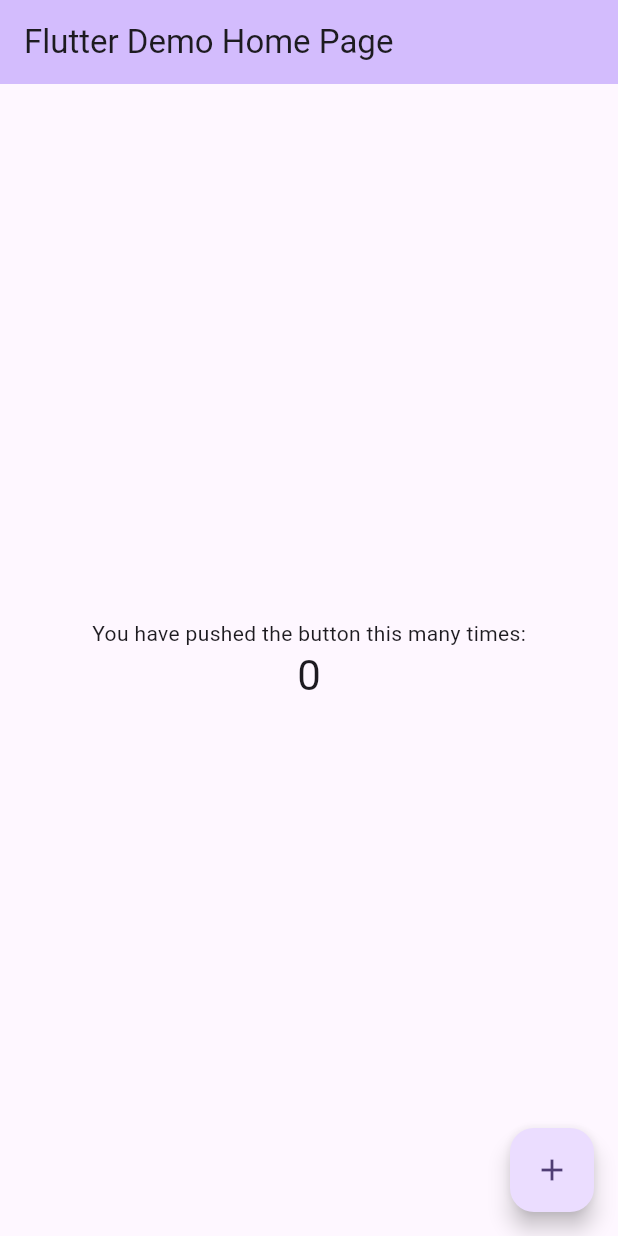
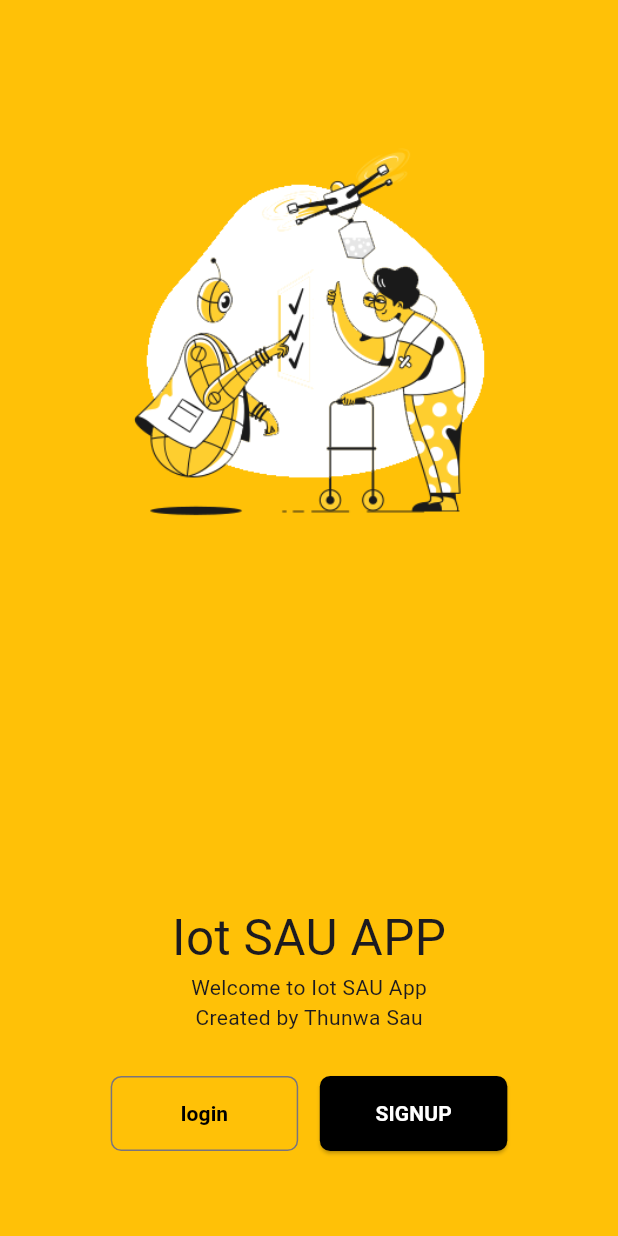
Before and after one commit to CaoPung/iot_sau_frist_project, a Flutter app: the screen it shows after launch, on a phone screen of 412 x 824 dp. Run offline on Flutter 3.47's test engine with Material 3 defaults, Android fonts, the phone set to English and light mode, and no system bars.

Commit message:
v.2 สร้างไฟล์หน้าจอไป 3 ไฟล์ แก้ไข main แล้วก็ทำหน้าจอ welcome เสร็จแล้ว

```diff
--- a/lib/main.dart
+++ b/lib/main.dart
@@ -1,125 +1,24 @@
 import 'package:flutter/material.dart';
+import 'package:iot_sau_first_project/views/welcome_ui.dart';
 
 void main() {
-  runApp(const MyApp());
+  runApp(const iotsaufirst());
 }
 
-class MyApp extends StatelessWidget {
-  const MyApp({super.key});
+//#######################################################
+class iotsaufirst extends StatefulWidget {
+  const iotsaufirst({super.key});
 
-  // This widget is the root of your application.
+  @override
+  State<iotsaufirst> createState() => _iotsaufirstState();
+}
+
+class _iotsaufirstState extends State<iotsaufirst> {
   @override
   Widget build(BuildContext context) {
     return MaterialApp(
-      title: 'Flutter Demo',
-      theme: ThemeData(
-        // This is the theme of your application.
-        //
-        // TRY THIS: Try running your application with "flutter run". You'll see
-        // the application has a purple toolbar. Then, without quitting the app,
-        // try changing the seedColor in the colorScheme below to Colors.green
-        // and then invoke "hot reload" (save your changes or press the "hot
-        // reload" button in a Flutter-supported IDE, or press "r" if you used
-        // the command line to start the app).
-        //
-        // Notice that the counter didn't reset back to zero; the application
-        // state is not lost during the reload. To reset the state, use hot
-        // restart instead.
-        //
-        // This works for code too, not just values: Most code changes can be
-        // tested with just a hot reload.
-        colorScheme: ColorScheme.fromSeed(seedColor: Colors.deepPurple),
-        useMaterial3: true,
-      ),
-      home: const MyHomePage(title: 'Flutter Demo Home Page'),
+      debugShowCheckedModeBanner: false,
+      home: const WelcomeUi(), //เรียกใช้หน้าจอแรกของแอพ
     );
   }
 }
-
-class MyHomePage extends StatefulWidget {
-  const MyHomePage({super.key, required this.title});
-
-  // This widget is the home page of your application. It is stateful, meaning
-  // that it has a State object (defined below) that contains fields that affect
-  // how it looks.
-
-  // This class is the configuration for the state. It holds the values (in this
-  // case the title) provided by the parent (in this case the App widget) and
-  // used by the build method of the State. Fields in a Widget subclass are
-  // always marked "final".
-
-  final String title;
-
-  @override
-  State<MyHomePage> createState() => _MyHomePageState();
-}
-
-class _MyHomePageState extends State<MyHomePage> {
-  int _counter = 0;
-
-  void _incrementCounter() {
-    setState(() {
-      // This call to setState tells the Flutter framework that something has
-      // changed in this State, which causes it to rerun the build method below
-      // so that the display can reflect the updated values. If we changed
-      // _counter without calling setState(), then the build method would not be
-      // called again, and so nothing would appear to happen.
-      _counter++;
-    });
-  }
-
-  @override
-  Widget build(BuildContext context) {
-    // This method is rerun every time setState is called, for instance as done
-    // by the _incrementCounter method above.
-    //
-    // The Flutter framework has been optimized to make rerunning build methods
-    // fast, so that you can just rebuild anything that needs updating rather
-    // than having to individually change instances of widgets.
-    return Scaffold(
-      appBar: AppBar(
-        // TRY THIS: Try changing the color here to a specific color (to
-        // Colors.amber, perhaps?) and trigger a hot reload to see the AppBar
-        // change color while the other colors stay the same.
-        backgroundColor: Theme.of(context).colorScheme.inversePrimary,
-        // Here we take the value from the MyHomePage object that was created by
-        // the App.build method, and use it to set our appbar title.
-        title: Text(widget.title),
-      ),
-      body: Center(
-        // Center is a layout widget. It takes a single child and positions it
-        // in the middle of the parent.
-        child: Column(
-          // Column is also a layout widget. It takes a list of children and
-          // arranges them vertically. By default, it sizes itself to fit its
-          // children horizontally, and tries to be as tall as its parent.
-          //
-          // Column has various properties to control how it sizes itself and
-          // how it positions its children. Here we use mainAxisAlignment to
-          // center the children vertically; the main axis here is the vertical
-          // axis because Columns are vertical (the cross axis would be
-          // horizontal).
-          //
-          // TRY THIS: Invoke "debug painting" (choose the "Toggle Debug Paint"
-          // action in the IDE, or press "p" in the console), to see the
-          // wireframe for each widget.
-          mainAxisAlignment: MainAxisAlignment.center,
-          children: <Widget>[
-            const Text(
-              'You have pushed the button this many times:',
-            ),
-            Text(
-              '$_counter',
-              style: Theme.of(context).textTheme.headlineMedium,
-            ),
-          ],
-        ),
-      ),
-      floatingActionButton: FloatingActionButton(
-        onPressed: _incrementCounter,
-        tooltip: 'Increment',
-        child: const Icon(Icons.add),
-      ), // This trailing comma makes auto-formatting nicer for build methods.
-    );
-  }
-}
--- /dev/null
+++ b/lib/views/signin_ui.dart
@@ -0,0 +1,15 @@
+import 'package:flutter/material.dart';
+
+class SigninUi extends StatefulWidget {
+  const SigninUi({super.key});
+
+  @override
+  State<SigninUi> createState() => _SigninUiState();
+}
+
+class _SigninUiState extends State<SigninUi> {
+  @override
+  Widget build(BuildContext context) {
+    return Scaffold();
+  }
+}
--- /dev/null
+++ b/lib/views/signup_ui.dart
@@ -0,0 +1,15 @@
+import 'package:flutter/material.dart';
+
+class SignupUi extends StatefulWidget {
+  const SignupUi({super.key});
+
+  @override
+  State<SignupUi> createState() => _SignupUiState();
+}
+
+class _SignupUiState extends State<SignupUi> {
+  @override
+  Widget build(BuildContext context) {
+    return Scaffold();
+  }
+}
--- /dev/null
+++ b/lib/views/welcome_ui.dart
@@ -0,0 +1,96 @@
+// ignore_for_file: sort_child_properties_last
+
+import 'package:flutter/material.dart';
+
+class WelcomeUi extends StatefulWidget {
+  const WelcomeUi({super.key});
+
+  @override
+  State<WelcomeUi> createState() => _WelcomeUiState();
+}
+
+class _WelcomeUiState extends State<WelcomeUi> {
+  @override
+  Widget build(BuildContext context) {
+    return Scaffold(
+      backgroundColor: Colors.amber,
+      body: Center(
+        child: Column(
+          children: [
+            SizedBox(
+              height: MediaQuery.of(context).size.height * 0.1,
+            ),
+            Image.asset(
+              'assets/images/logo.png',
+              //width: 250,),
+              width: MediaQuery.of(context).size.width * 0.7,
+            ),
+            SizedBox(
+              height: MediaQuery.of(context).size.height * 0.28,
+            ),
+            Text(
+              'Iot SAU APP',
+              style: TextStyle(
+                fontSize: MediaQuery.of(context).size.height * 0.04,
+              ),
+            ),
+            Text(
+              'Welcome to Iot SAU App',
+            ),
+            Text('Created by Thunwa Sau'),
+            SizedBox(
+              height: MediaQuery.of(context).size.height * 0.035,
+            ),
+            Row(
+              mainAxisAlignment: MainAxisAlignment.center,
+              children: [
+                OutlinedButton(
+                  onPressed: () {},
+                  child: Text(
+                    'login',
+                    style: TextStyle(
+                        fontWeight: FontWeight.bold, color: Colors.black),
+                  ),
+                  style: OutlinedButton.styleFrom(
+                    fixedSize: Size(
+                      125,
+                      50,
+                    ),
+                    shape: RoundedRectangleBorder(
+                      borderRadius: BorderRadius.circular(
+                        7.0,
+                      ),
+                    ),
+                  ),
+                ),
+                SizedBox(
+                  width: MediaQuery.of(context).size.width * 0.035,
+                ),
+                ElevatedButton(
+                  onPressed: () {},
+                  child: Text(
+                    'SIGNUP',
+                    style: TextStyle(
+                        fontWeight: FontWeight.bold, color: const Color.fromARGB(255, 255, 255, 255)),
+                  ),
+                  style: ElevatedButton.styleFrom(
+                    fixedSize: Size(
+                      125,
+                       50,
+                    ),
+                    backgroundColor: Colors.black,
+                    shape: RoundedRectangleBorder(
+                      borderRadius: BorderRadius.circular(
+                        7.0,
+                      ),
+                    ),
+                  ),
+                ),
+              ],
+            ),
+          ],
+        ),
+      ),
+    );
+  }
+}
```
